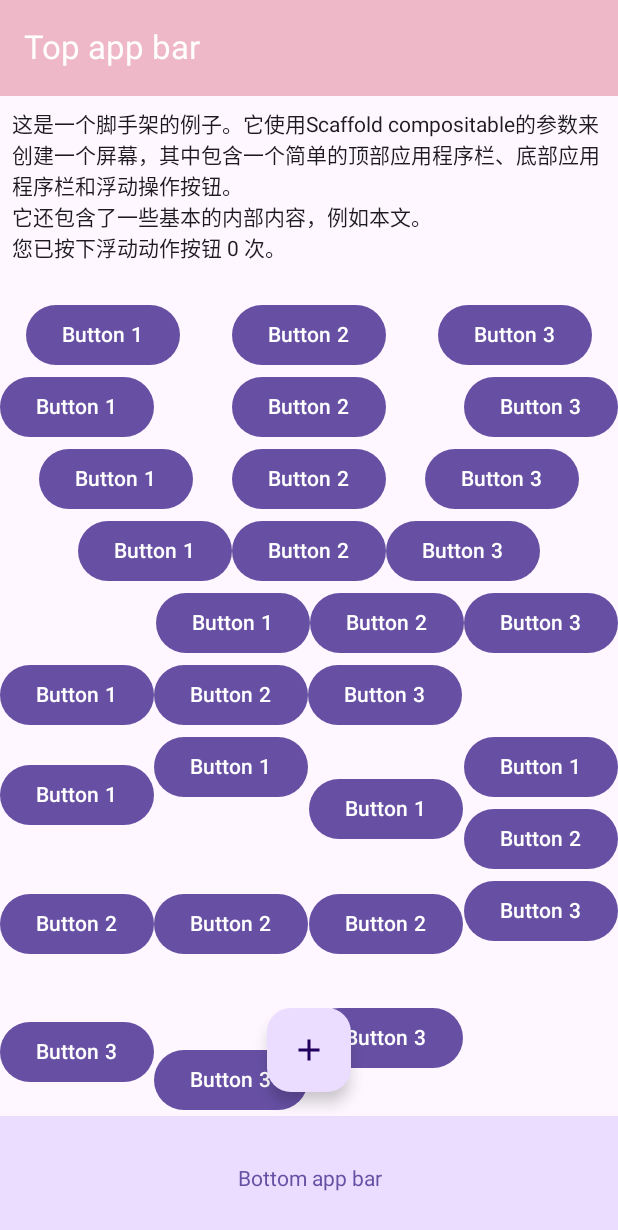
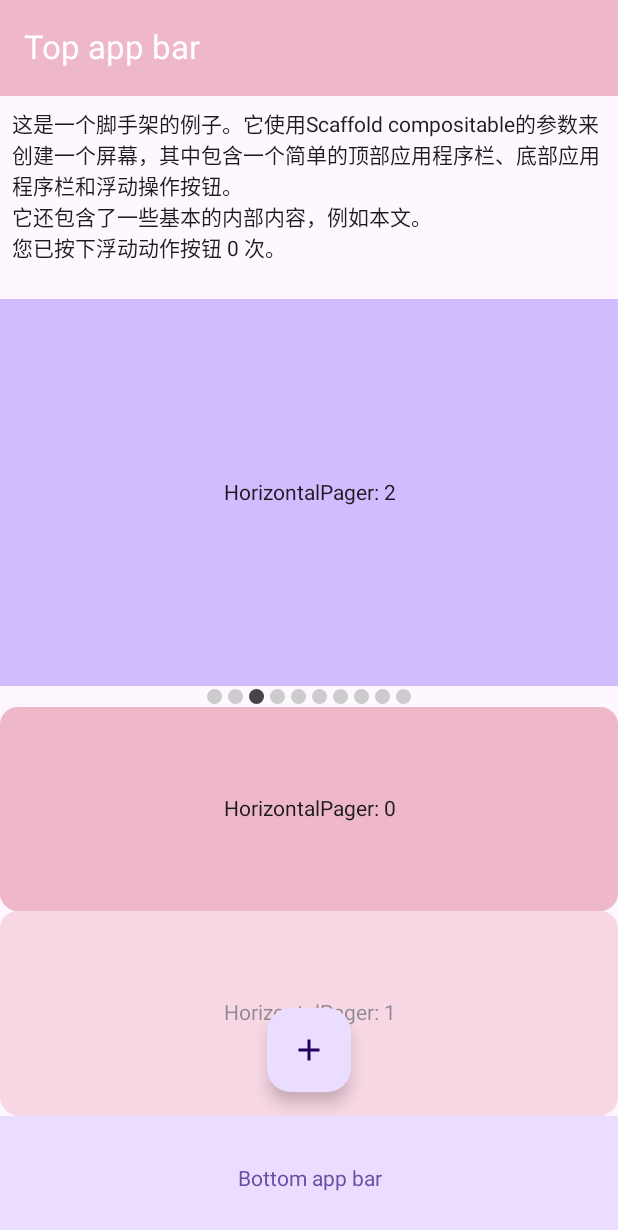
Before and after one commit to DGUTyu/ComposeDemo, an Android app built with Jetpack Compose: the screen it shows after launch (ComposeActivity), on a phone screen of 412 x 824 dp. Shown: the top 1230 px of the screen. Run offline under Robolectric (Android 15) with nearby library versions, the phone set to English and light mode, and no system bars; pictures from the network do not load.

Commit message:
Compose基础组件：Pager

```diff
--- a/app/src/main/java/com/wxdgut/composedemo/ComposeActivity.kt
+++ b/app/src/main/java/com/wxdgut/composedemo/ComposeActivity.kt
@@ -63,6 +63,7 @@ import coil.compose.rememberAsyncImagePainter
 import coil.request.ImageRequest
 import com.wxdgut.composedemo.basic.DisposableEffectUse2
 import com.wxdgut.composedemo.basic.ModifierUse
+import com.wxdgut.composedemo.basic.PagerUse
 import com.wxdgut.composedemo.basic.RowAndColumnUse
 import com.wxdgut.composedemo.basic.ShowButtonUse
 import com.wxdgut.composedemo.basic.ShowEffectUse
@@ -86,9 +87,9 @@ import com.wxdgut.composedemo.utils.ToastUtils
 class ComposeActivity : ComponentActivity() {
     override fun onCreate(savedInstanceState: Bundle?) {
         super.onCreate(savedInstanceState)
-        val backDispatcher = this.onBackPressedDispatcher
+        //val backDispatcher = this.onBackPressedDispatcher
         setContent {
-            DisposableEffectUse2(dispatcher = backDispatcher)
+            //DisposableEffectUse2(dispatcher = backDispatcher)
             ShowPreview()
         }
     }
@@ -232,7 +233,8 @@ class ComposeActivity : ComponentActivity() {
                 //ShowStateUse()
                 //ShowEffectUse()
                 //ModifierUse()
-                RowAndColumnUse()
+                //RowAndColumnUse()
+                PagerUse()
             }
         }
     }
--- /dev/null
+++ b/app/src/main/java/com/wxdgut/composedemo/basic/PagerDemo.kt
@@ -0,0 +1,277 @@
+package com.wxdgut.composedemo.basic
+
+import androidx.compose.foundation.ExperimentalFoundationApi
+import androidx.compose.foundation.background
+import androidx.compose.foundation.layout.Arrangement
+import androidx.compose.foundation.layout.Box
+import androidx.compose.foundation.layout.Column
+import androidx.compose.foundation.layout.Row
+import androidx.compose.foundation.layout.fillMaxWidth
+import androidx.compose.foundation.layout.padding
+import androidx.compose.foundation.layout.size
+import androidx.compose.foundation.pager.HorizontalPager
+import androidx.compose.foundation.pager.PageSize
+import androidx.compose.foundation.pager.PagerState
+import androidx.compose.foundation.pager.VerticalPager
+import androidx.compose.foundation.pager.rememberPagerState
+import androidx.compose.foundation.shape.CircleShape
+import androidx.compose.material3.Button
+import androidx.compose.material3.Card
+import androidx.compose.material3.Text
+import androidx.compose.runtime.Composable
+import androidx.compose.runtime.rememberCoroutineScope
+import androidx.compose.ui.Modifier
+import androidx.compose.ui.draw.clip
+import androidx.compose.ui.graphics.Color
+import androidx.compose.ui.graphics.graphicsLayer
+import androidx.compose.ui.tooling.preview.Preview
+import androidx.compose.ui.unit.Density
+import androidx.compose.ui.unit.dp
+import com.wxdgut.composedemo.ui.theme.Pink80
+import com.wxdgut.composedemo.ui.theme.Purple80
+import com.wxdgut.composedemo.utils.TextCenteredInBox
+import com.wxdgut.composedemo.utils.SplitScreenContentVertical
+import kotlinx.coroutines.CoroutineScope
+import kotlinx.coroutines.launch
+import kotlin.math.absoluteValue
+
+@OptIn(ExperimentalFoundationApi::class)
+@Preview(showBackground = true)
+@Composable
+fun PagerUse() {
+    val pagerStateH = rememberPagerState(2)
+    val pagerStateV = rememberPagerState()
+    SplitScreenContentVertical(
+        contents = listOf(
+            {
+                HorizontalPagerIndicatorUse(pagerStateH, 10)
+            },
+            {
+                VerticalPagerIndicatorUse(pagerStateV, 15)
+            }
+        )
+    )
+}
+
+@Composable
+@OptIn(ExperimentalFoundationApi::class)
+private fun PagerUse2() {
+    val pagerStateH = rememberPagerState()
+    val pagerStateV = rememberPagerState()
+    val coroutineScope = rememberCoroutineScope()
+    SplitScreenContentVertical(
+        contents = listOf(
+            {
+                HorizontalPagerScrollUse(pagerStateH)
+            },
+            {
+                VerticalPagerScrollUse(pagerStateV)
+            },
+            {
+                ClickBtnToScroll(coroutineScope, pagerStateH, 5)
+                ClickBtnToScroll(coroutineScope, pagerStateV, 9)
+            }
+        ),
+        weights = listOf(4f, 4f, 2f)
+    )
+}
+
+@Composable
+private fun PagerUse1() {
+    Column {
+        Row(
+            modifier = Modifier
+                .weight(1f)
+                .background(Color.Red)
+        ) {
+            //默认元素顶部居中显示，只有内部区域可滑动
+            HorizontalPagerUse()
+        }
+        Row(
+            modifier = Modifier
+                .weight(1f)
+                .background(Color.Blue)
+        ) {
+            //默认元素垂直居中显示，全部区域可滑动
+            VerticalPagerUse()
+        }
+    }
+}
+
+@OptIn(ExperimentalFoundationApi::class)
+@Composable
+fun HorizontalPagerUse() {
+    HorizontalPagerUse(true)
+}
+
+@OptIn(ExperimentalFoundationApi::class)
+@Composable
+fun HorizontalPagerUse(wrap: Boolean) {
+    HorizontalPager(pageCount = 10) { page ->
+        TextCenteredInBox(
+            text = "HorizontalPager: $page",
+            modifier = Modifier.background(Purple80),
+            wrapContent = wrap
+        )
+    }
+}
+
+@OptIn(ExperimentalFoundationApi::class)
+@Composable
+fun VerticalPagerUse() {
+    VerticalPagerUse(true)
+}
+
+@OptIn(ExperimentalFoundationApi::class)
+@Composable
+fun VerticalPagerUse(wrap: Boolean) {
+    VerticalPager(pageCount = 10) { page ->
+        TextCenteredInBox(
+            text = "VerticalPager: $page",
+            modifier = Modifier.background(Pink80),
+            wrapContent = wrap
+        )
+    }
+}
+
+@OptIn(ExperimentalFoundationApi::class)
+@Composable
+private fun ClickBtnToScroll(
+    coroutineScope: CoroutineScope,
+    pagerState: PagerState,
+    toIndex: Int
+) {
+    Button(
+        onClick = {
+            coroutineScope.launch {
+                // Call scroll to on pagerState
+                // pagerState.animateScrollToPage(5)
+                pagerState.scrollToPage(toIndex)
+            }
+        }
+    ) {
+        Text("Jump to Page $toIndex")
+    }
+}
+
+@OptIn(ExperimentalFoundationApi::class)
+@Composable
+fun HorizontalPagerScrollUse(pagerState: PagerState) {
+    HorizontalPager(pageCount = 10, state = pagerState) { page ->
+        TextCenteredInBox(
+            text = "HorizontalPager: $page",
+            modifier = Modifier.background(Purple80)
+        )
+    }
+}
+
+@OptIn(ExperimentalFoundationApi::class)
+@Composable
+fun VerticalPagerScrollUse(pagerState: PagerState) {
+    VerticalPager(pageCount = 10, state = pagerState) { page ->
+        TextCenteredInBox(
+            text = "VerticalPager: $page",
+            modifier = Modifier.background(Pink80)
+        )
+    }
+}
+
+@OptIn(ExperimentalFoundationApi::class)
+@Composable
+fun HorizontalPagerIndicatorUse(pagerState: PagerState, count: Int) {
+    Column {
+        HorizontalPager(
+            pageCount = count,
+            state = pagerState,
+            //默认铺满布局，如果要加指示器，则要设置weight
+            modifier = Modifier.weight(1f)
+        ) { page ->
+            Column {
+                TextCenteredInBox(
+                    text = "HorizontalPager: $page",
+                    modifier = Modifier.background(Purple80),
+                )
+            }
+        }
+        // 圆形指示器，使用 pagerState.currentPage 重复显示圆形数量并根据是否选择了页面来更改圆形颜色
+        Row(
+            modifier = Modifier.fillMaxWidth(),
+            horizontalArrangement = Arrangement.Center
+        ) {
+            repeat(count) { iteration ->
+                val color =
+                    if (pagerState.currentPage == iteration) Color.DarkGray else Color.LightGray
+                Box(
+                    modifier = Modifier
+                        .padding(2.dp)
+                        .clip(CircleShape)
+                        .background(color)
+                        .size(10.dp)
+                )
+            }
+        }
+    }
+}
+
+@OptIn(ExperimentalFoundationApi::class)
+@Composable
+fun VerticalPagerIndicatorUse(pagerState: PagerState, count: Int) {
+    VerticalPager(
+        pageCount = count,
+        state = pagerState,
+        pageSize = createPagesPerViewport(2)
+    )
+    { page ->
+        Card(
+            Modifier
+                .graphicsLayer {
+                    // Calculate the absolute offset for the current page from the
+                    // scroll position. We use the absolute value which allows us to mirror
+                    // any effects for both directions
+                    val pageOffset = (
+                            (pagerState.currentPage - page) + pagerState.currentPageOffsetFraction).absoluteValue
+                    // We animate the alpha, between 50% and 100%
+                    alpha = myLerp(
+                        start = 0.5f,
+                        stop = 1f,
+                        fraction = 1f - pageOffset.coerceIn(0f, 1f)
+                    )
+                    //alpha=0.5f
+                }
+        ) {
+            // Card content
+            TextCenteredInBox(
+                text = "HorizontalPager: $page",
+                modifier = Modifier.background(Pink80),
+            )
+        }
+    }
+}
+
+// 自定义的插值函数,在给定范围内执行线性插值操作
+// 接受起始值 start、结束值 stop 和插值因子 fraction 作为参数，然后执行线性插值计算。
+fun myLerp(start: Float, stop: Float, fraction: Float): Float {
+    return start + fraction * (stop - start)
+}
+
+@ExperimentalFoundationApi
+private val threePagesPerViewport = object : PageSize {
+    override fun Density.calculateMainAxisPageSize(
+        availableSpace: Int,
+        pageSpacing: Int
+    ): Int {
+        return (availableSpace - 2 * pageSpacing) / 3
+    }
+}
+
+@ExperimentalFoundationApi
+fun createPagesPerViewport(equalParts: Int): PageSize {
+    return object : PageSize {
+        override fun Density.calculateMainAxisPageSize(
+            availableSpace: Int,
+            pageSpacing: Int
+        ): Int {
+            return (availableSpace - (equalParts - 1) * pageSpacing) / equalParts
+        }
+    }
+}
--- a/app/src/main/java/com/wxdgut/composedemo/utils/LayoutUtils.kt
+++ b/app/src/main/java/com/wxdgut/composedemo/utils/LayoutUtils.kt
@@ -2,6 +2,7 @@ package com.wxdgut.composedemo.utils
 
 import androidx.compose.foundation.background
 import androidx.compose.foundation.layout.Arrangement
+import androidx.compose.foundation.layout.Box
 import androidx.compose.foundation.layout.Column
 import androidx.compose.foundation.layout.ColumnScope
 import androidx.compose.foundation.layout.Row
@@ -11,12 +12,15 @@ import androidx.compose.foundation.layout.fillMaxSize
 import androidx.compose.foundation.layout.fillMaxWidth
 import androidx.compose.foundation.layout.height
 import androidx.compose.foundation.layout.width
+import androidx.compose.foundation.layout.wrapContentSize
 import androidx.compose.material3.Button
 import androidx.compose.material3.Text
 import androidx.compose.runtime.Composable
 import androidx.compose.ui.Alignment
 import androidx.compose.ui.Modifier
 import androidx.compose.ui.graphics.Color
+import androidx.compose.ui.text.TextStyle
+import androidx.compose.ui.text.style.TextAlign
 import androidx.compose.ui.unit.dp
 
 /**
@@ -243,3 +247,39 @@ fun SplitScreenContentHorizontal(
         }
     }
 }
+
+/**
+ * 将文本放置在一个具有文本属性的框中，并根据参数设置进行居中显示或自适应包裹内容。
+ *
+ * @param text 要显示的字符串。
+ * @param modifier 应用于框的修饰符。
+ * @param textAlign 文本的水平对齐方式。
+ * @param style 文本的样式。
+ * @param wrapContent 是否根据内容自适应包裹。
+ */
+@Composable
+fun TextCenteredInBox(
+    text: String,
+    modifier: Modifier = Modifier,
+    textAlign: TextAlign = TextAlign.Center,
+    style: TextStyle = TextStyle.Default,
+    wrapContent: Boolean = false
+) {
+    val finalModifier = if (wrapContent) {
+        modifier.wrapContentSize(Alignment.Center)
+    } else {
+        modifier.fillMaxSize()
+    }
+
+    Box(
+        modifier = finalModifier,
+        contentAlignment = Alignment.Center
+    ) {
+        Text(
+            text = text,
+            modifier = Modifier.fillMaxWidth(),
+            textAlign = textAlign,
+            style = style
+        )
+    }
+}
```
